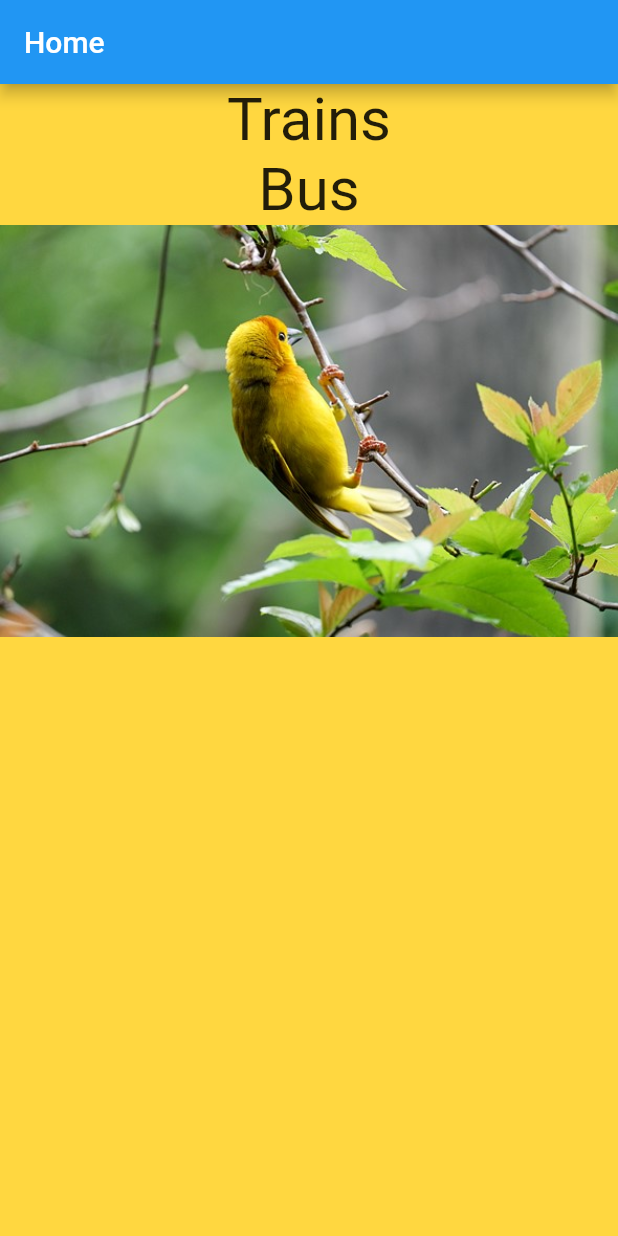
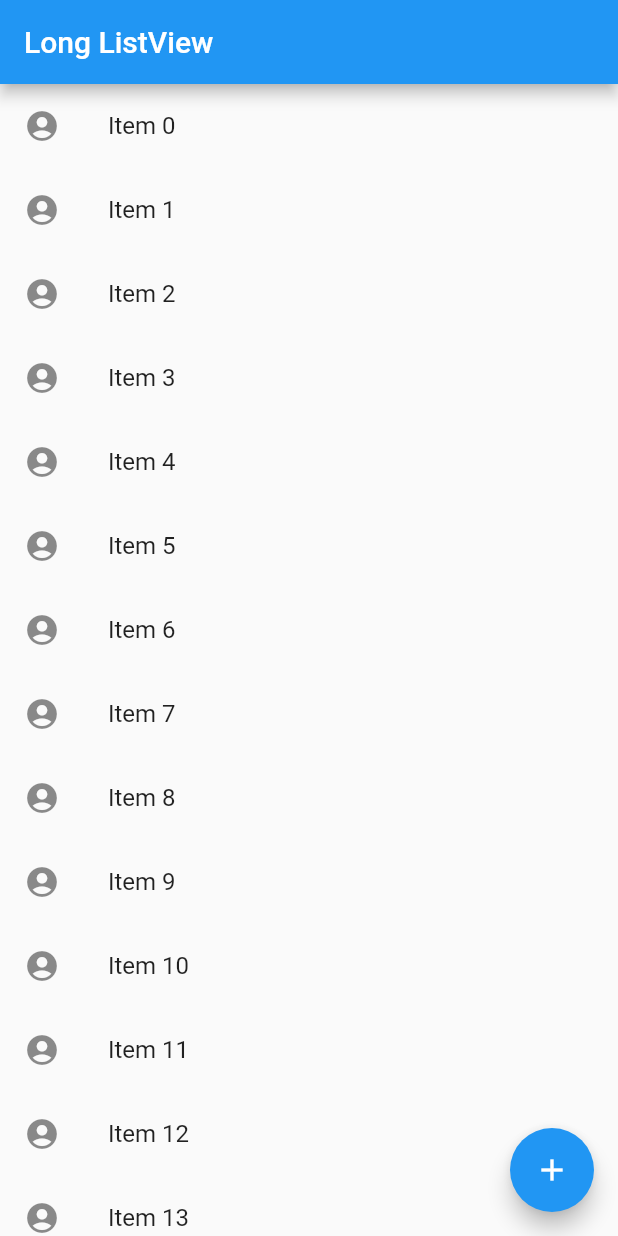
Before and after one commit to javatech147/flutter_basic, a Flutter app: the screen it shows after launch, on a phone screen of 412 x 824 dp. Run offline on Flutter 3.47's test engine with Material 2 defaults, Android fonts, the phone set to English and light mode, and no system bars.

Commit message:
Second commit

```diff
--- /dev/null
+++ b/lib/app_screens/list_view_longlistview.dart
@@ -0,0 +1,56 @@
+import 'package:flutter/material.dart';
+
+class LongListViewDemo extends StatelessWidget {
+  @override
+  Widget build(BuildContext context) {
+    MaterialApp materialApp = MaterialApp(
+      debugShowCheckedModeBanner: false,
+      title: "Exploring UI widgets",
+      home: Scaffold(
+        appBar: AppBar(
+          title: Text("Long ListView"),
+        ),
+        body: getListItems(context),
+        floatingActionButton: FloatingActionButton(
+          onPressed: (){
+            debugPrint("FAB is clicked");
+          },
+          child: Icon(Icons.add),
+          tooltip: "Add Item",  //Long press
+        ),
+      ),
+    );
+    return materialApp;
+  }
+}
+
+List<String> getListElement(){
+  var items = List<String>.generate(1000, (counter) => "Item $counter");
+  return items;
+}
+
+void showSnackbar(BuildContext context, String message){
+  var snackbar = SnackBar(
+      content: Text(message),
+      action: SnackBarAction(label: "OK", onPressed: (){
+        debugPrint("OK Button is clicked !!");
+    }),
+  );
+  Scaffold.of(context).showSnackBar(snackbar);
+}
+
+
+Widget getListItems(BuildContext context) {
+  var listItems = getListElement();
+  var listView = ListView.builder(itemBuilder: (context, index){
+    return ListTile(
+      leading: Icon(Icons.account_circle),
+      title: Text(listItems[index],),
+      onTap: (){
+        debugPrint("${listItems[index]} is clicked !!");
+        showSnackbar(context, "${listItems[index]} is clicked !!");
+      },
+    );
+  });
+  return listView;
+}
--- a/lib/main.dart
+++ b/lib/main.dart
@@ -1,5 +1,7 @@
 import 'package:flutter/material.dart';
-import 'package:flutter_app/app_screens/home.dart';
+import 'package:flutter_app/app_screens/list_view_longlistview.dart';
 
 //void main() => runApp(MyFirstScreen());
-void main() => runApp(Home());
+//void main() => runApp(Home());
+//void main() => runApp(ListViewBasic());
+void main() => runApp(LongListViewDemo());
```
Also changed, not shown: lib/app_screens/home.dart (+42 -2 lines), lib/app_screens/list_view_basic.dart (added, +43 -0 lines).
